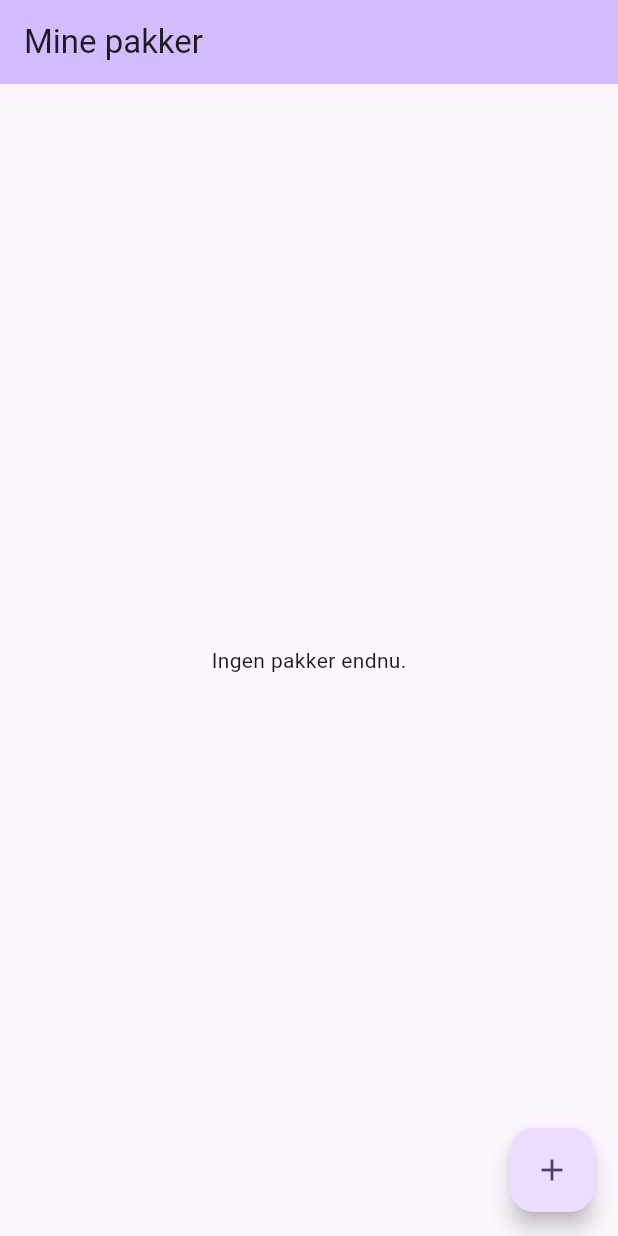
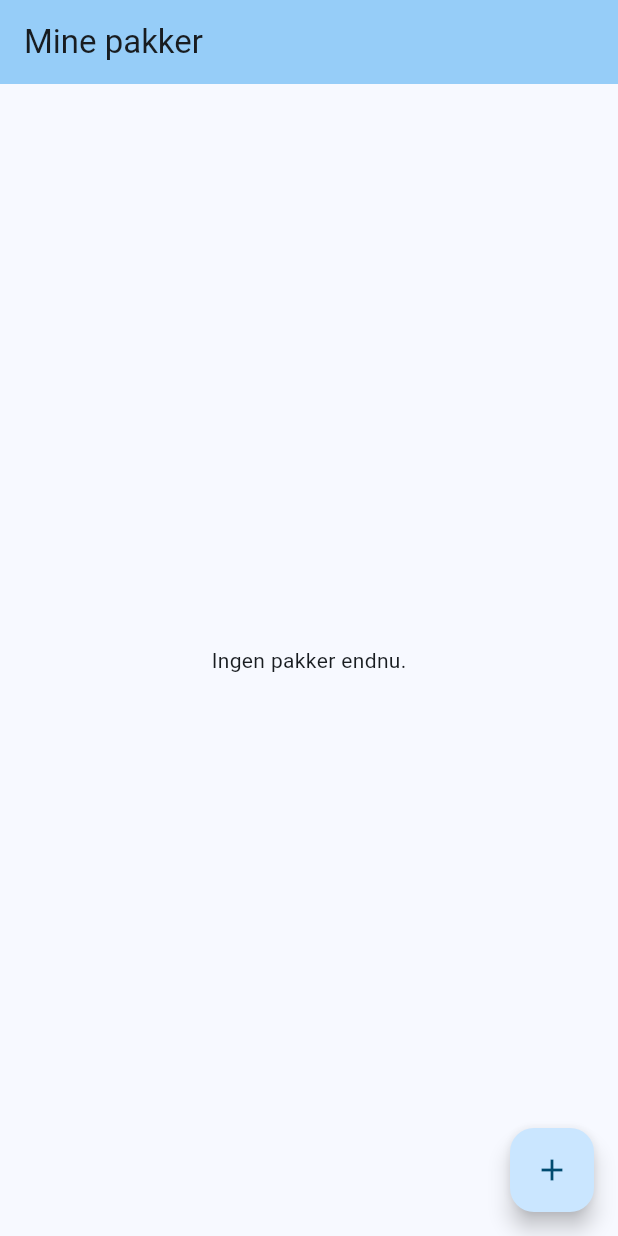
Before and after one commit to Avalin/Parcel-Tracker-Lite, a Flutter app: the screen it shows after launch, on a phone screen of 412 x 824 dp. Run offline on Flutter 3.47's test engine with Material 3 defaults, Android fonts, the phone set to English and light mode, and no system bars.

Commit message:
my_home_page -> parcel_list_screen. Changed seed color to blue

```diff
--- a/lib/app/app.dart
+++ b/lib/app/app.dart
@@ -1,5 +1,5 @@
 import 'package:flutter/material.dart';
-import 'package:parcel_tracker_lite/features/parcels/screens/my_home_page.dart';
+import 'package:parcel_tracker_lite/features/parcels/screens/parcel_list_screen.dart';
 
 class ParcelTrackerLite extends StatelessWidget {
   const ParcelTrackerLite({super.key});
@@ -9,9 +9,9 @@ class ParcelTrackerLite extends StatelessWidget {
     return MaterialApp(
       title: 'Parcel Tracker Lite',
       theme: ThemeData(
-        colorScheme: .fromSeed(seedColor: Colors.deepPurple),
+        colorScheme: .fromSeed(seedColor: Colors.lightBlue),
       ),
-      home: const MyHomePage(),
+      home: const ParcelListScreen(),
     );
   }
 }
--- a/lib/features/parcels/screens/my_home_page.dart
+++ b/lib/features/parcels/screens/parcel_list_screen.dart
@@ -1,13 +1,13 @@
 import 'package:flutter/material.dart';
 
-class MyHomePage extends StatefulWidget {
-  const MyHomePage({super.key});
+class ParcelListScreen extends StatefulWidget {
+  const ParcelListScreen({super.key});
 
   @override
-  State<MyHomePage> createState() => _MyHomePageState();
+  State<ParcelListScreen> createState() => _ParcelListScreenState();
 }
 
-class _MyHomePageState extends State<MyHomePage> {
+class _ParcelListScreenState extends State<ParcelListScreen> {
   @override
   Widget build(BuildContext context) {
     return Scaffold(
@@ -16,9 +16,7 @@ class _MyHomePageState extends State<MyHomePage> {
         title: const Text('Mine pakker'),
       ),
       body: Center(
-        child: Center(
-          child: Text("Ingen pakker endnu.")
-        )
+        child: Text("Ingen pakker endnu.")
       ),
       floatingActionButton: FloatingActionButton(
         onPressed: () {},
```
